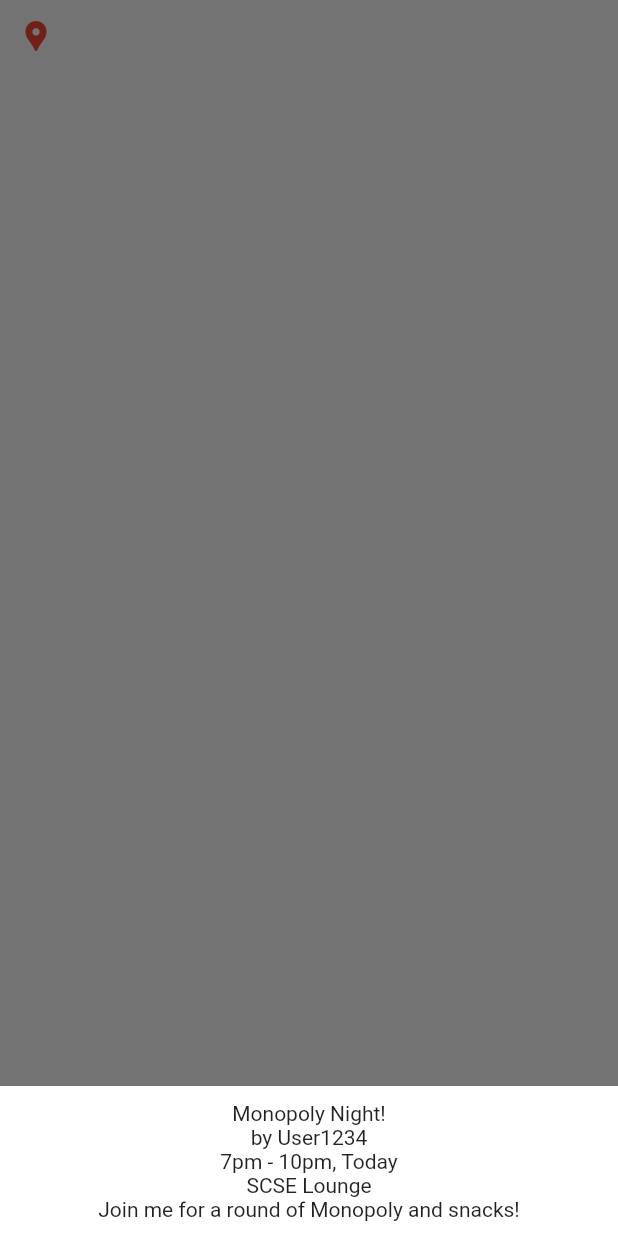
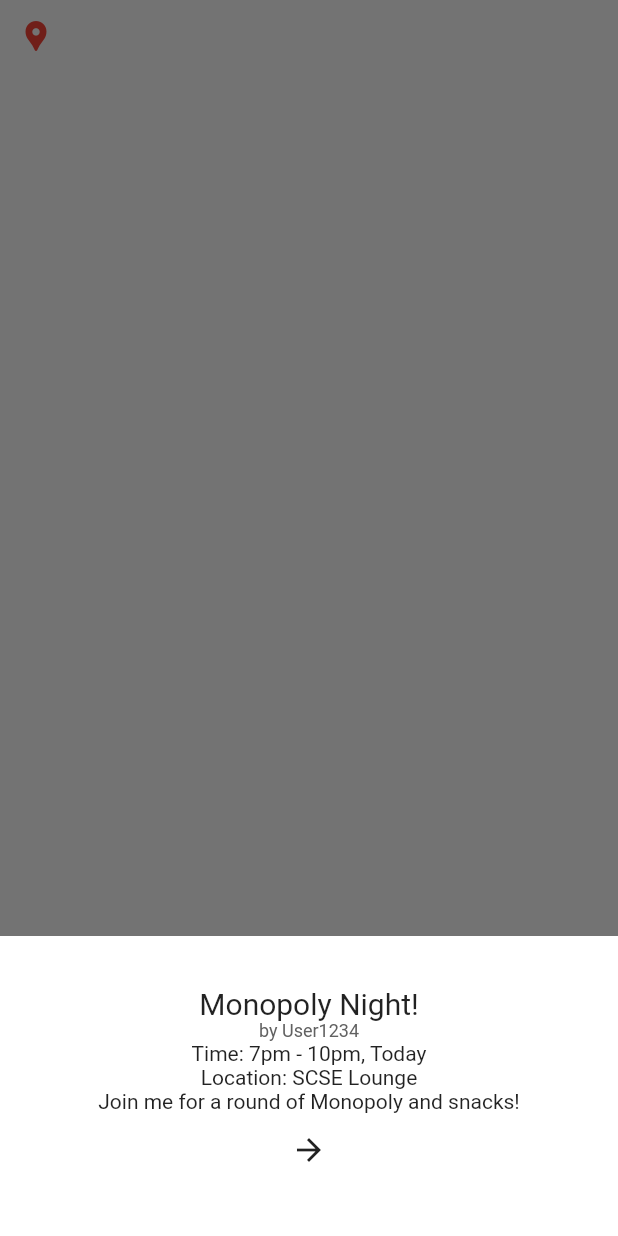
Before and after one commit to aura-cz2006/aura-app, a Flutter app: the MeetUpMarker widget shown alone on an empty page, opened directly, after a tap on the "location pin" icon, on a phone screen of 412 x 824 dp. Run offline on Flutter 3.47's test engine with Material 2 defaults, Android fonts, the phone set to English and light mode, and no system bars; our stand-ins replace dio, flutter_map, latlong2; statements that could not run were skipped.

Commit message:
--to check styling

```diff
--- a/lib/view/map/meetups_layer.dart
+++ b/lib/view/map/meetups_layer.dart
@@ -1,11 +1,19 @@
 // meet ups layer
+import 'package:flutter/cupertino.dart';
 import 'package:flutter/material.dart';
 import 'package:flutter_map/flutter_map.dart';
 import 'package:latlong2/latlong.dart';
 import 'package:aura/view/map/map_tab.dart';
 
-class MeetUpMarker extends StatelessWidget {
-  const MeetUpMarker({Key? key}) : super(key: key);
+class MeetUpMarker extends StatefulWidget {
+  const  MeetUpMarker({Key? key}) : super(key: key);
+
+  @override
+  State< MeetUpMarker> createState() =>  _MeetUpMarker();
+}
+
+class _MeetUpMarker extends  State< MeetUpMarker> {
+
   @override
   Widget build(BuildContext context) {
     return Material(
@@ -18,18 +26,28 @@ class MeetUpMarker extends StatelessWidget {
             context: context,
             builder: (BuildContext context) {
               return Container(
-                height: 100,
+                height: 200,
                 color: Colors.white,
                 child: Center(
                   child: Column(
                     mainAxisAlignment: MainAxisAlignment.center,
                     mainAxisSize: MainAxisSize.min,
-                    children: const <Widget>[
-                      Text('Monopoly Night!'), //title,
-                      Text("by User1234"),
-                      Text("7pm - 10pm, Today"),
-                      Text("SCSE Lounge"),
-                      Text("Join me for a round of Monopoly and snacks!")
+                    children: <Widget>[
+                      Text('Monopoly Night!', style: TextStyle(
+                        fontSize: 20),), //title,
+                      Text("by User1234", style: TextStyle(
+                        fontSize: 12,
+                        color: Colors.grey[700],),),
+                      Text("Time: 7pm - 10pm, Today"),
+                      Text("Location: SCSE Lounge"),
+                      Text("Join me for a round of Monopoly and snacks!"),
+                      IconButton(
+                          icon:  Icon(Icons.arrow_forward),
+                        onPressed: (){
+                          setState((){
+                          });
+                          },
+                      )
                     ],
                   ),
                 ),
@@ -39,6 +57,7 @@ class MeetUpMarker extends StatelessWidget {
         },
       ),);
   }
+
 }
 
 //title, by USER, date and time, short desc
@@ -76,13 +95,12 @@ class _MeetUpsButton extends State< MeetUpsButton> {
                             width: 40,
                             height: 40,
                             point: LatLng(1.3461,103.6814),
-                            builder: (context) => const MeetUpMarker()
+                            builder: (context) =>  MeetUpMarker()
                         )
                     )]
                       : [meetupMarkersList.removeAt(0), //else
                     print("clicled")]
                   ];
-
                 });
               },
             ),
```
Also changed, not shown: lib/view/map/map_tab.dart (+13 -7 lines).
